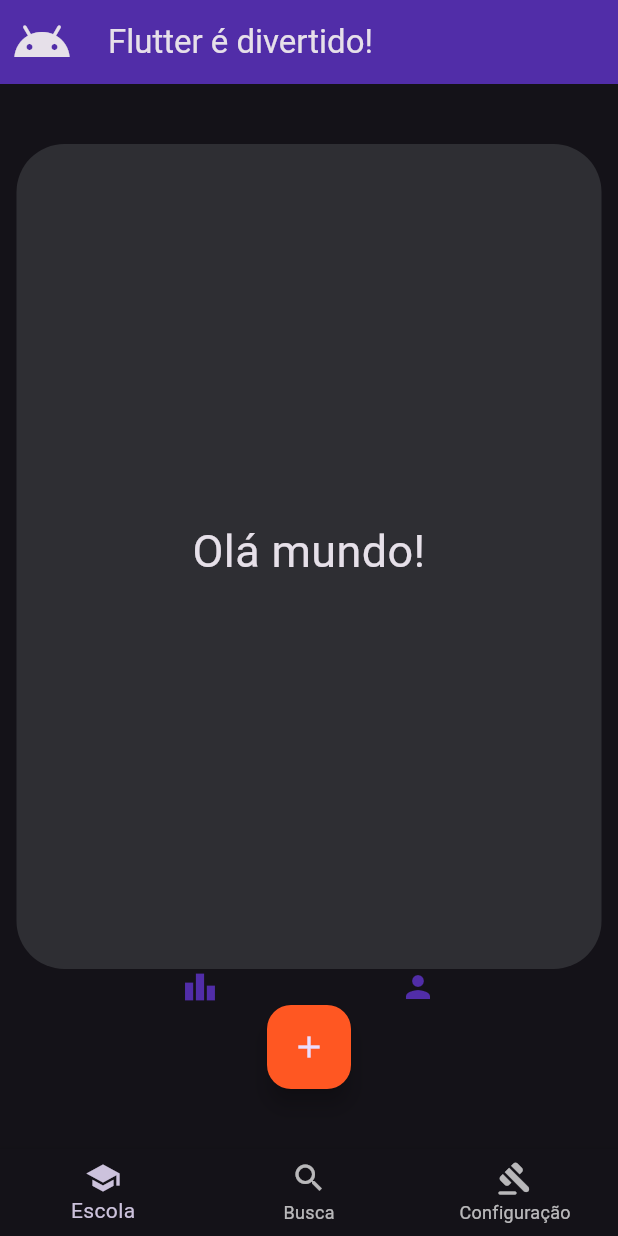
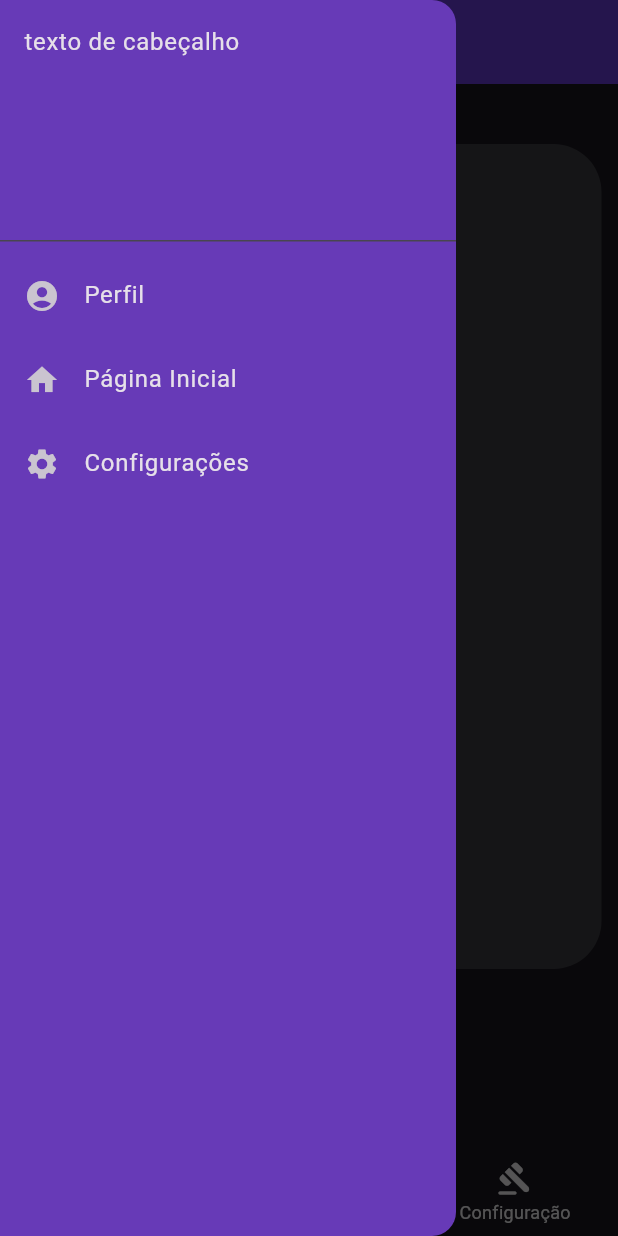
Before and after one commit to felipetaua/BibliotecaFlutter, a Flutter app: the screen it shows after launch, with the side drawer open (before the commit the screen has no drawer), on a phone screen of 412 x 824 dp. Run offline on Flutter 3.47's test engine with Material 3 defaults, Android fonts, the phone set to English and light mode, and no system bars.

Commit message:
crinando um menu lateral

```diff
--- a/statetless_1/lib/main.dart
+++ b/statetless_1/lib/main.dart
@@ -7,8 +7,7 @@ void main() {
 
 // Criando minha classe própria
 // stateless é estático, não muda, carrega só uma vez
-class Aplicativo extends StatelessWidget{
-
+class Aplicativo extends StatelessWidget {
   const Aplicativo({super.key});
 
   // @voerride quer dizer que vai sobrescrever a tela
@@ -21,7 +20,6 @@ class Aplicativo extends StatelessWidget{
       debugShowCheckedModeBanner: false,
       home: Scaffold(
         appBar: AppBar(
-          leading: Icon(Icons.android_outlined, size: 40),
           title: Text('Flutter é divertido!'),
           backgroundColor: Colors.deepPurple[700],
         ),
@@ -42,28 +40,32 @@ class Aplicativo extends StatelessWidget{
                   borderRadius: BorderRadius.all(Radius.circular(32)),
                 ),
                 child: Text(
-                  "Olá mundo!", textAlign: TextAlign.center,
+                  "Olá mundo!",
+                  textAlign: TextAlign.center,
                   style: TextStyle(fontSize: 30),
                 ),
               ),
-
               Row(
                 // tipo de espaçamento
                 mainAxisAlignment: MainAxisAlignment.spaceEvenly,
                 // widget com filhos
                 children: [
-                  Icon(Icons.leaderboard, color: Colors.deepPurple[700],),
-                  Icon(Icons.person, color: Colors.deepPurple[700],),
+                  Icon(
+                    Icons.leaderboard,
+                    color: Colors.deepPurple[700],
+                  ),
+                  Icon(
+                    Icons.person,
+                    color: Colors.deepPurple[700],
+                  ),
                 ],
               ),
-
               Row(
                 mainAxisAlignment: MainAxisAlignment.center,
                 children: [
                   FloatingActionButton(
-                    backgroundColor: Colors.deepOrange,
                     child: Icon(Icons.add),
-                    onPressed: (){
+                    onPressed: () {
                       print("parabens! Funcionou!");
                     },
                   ),
@@ -76,11 +78,37 @@ class Aplicativo extends StatelessWidget{
         bottomNavigationBar: BottomNavigationBar(items: [
           BottomNavigationBarItem(icon: Icon(Icons.school), label: "Escola"),
           BottomNavigationBarItem(icon: Icon(Icons.search), label: "Busca"),
-        BottomNavigationBarItem(icon: Icon(Icons.gavel_rounded), label: "Configuração"),
+          BottomNavigationBarItem(
+              icon: Icon(Icons.gavel_rounded), label: "Configuração"),
         ]),
 
+        drawer: Drawer(
+          backgroundColor: Colors.deepPurple[500],
+          child: ListView(
+            padding: EdgeInsets.zero, //zerar padding
+            children: [
+              DrawerHeader(child: Text('texto de cabeçalho')),
+              ListTile(
+                leading: Icon(Icons.account_circle),
+                title: Text("Perfil"),
+                onTap: () {
+                  print("entrou no perfil");
+                },
+              ),
+              ListTile(
+                leading: Icon(Icons.home),
+                title: Text("Página Inicial"),
+                onTap: () { },
+              ),
+              ListTile(
+                leading: Icon(Icons.settings),
+                title: Text("Configurações"),
+                onTap: () { },
+              ),
+            ],
+          ),
+        ),
       ),
     );
-
   }
 }
```
Also changed, not shown: 1 other file. Lines whose indentation alone changed are shown as unchanged.
